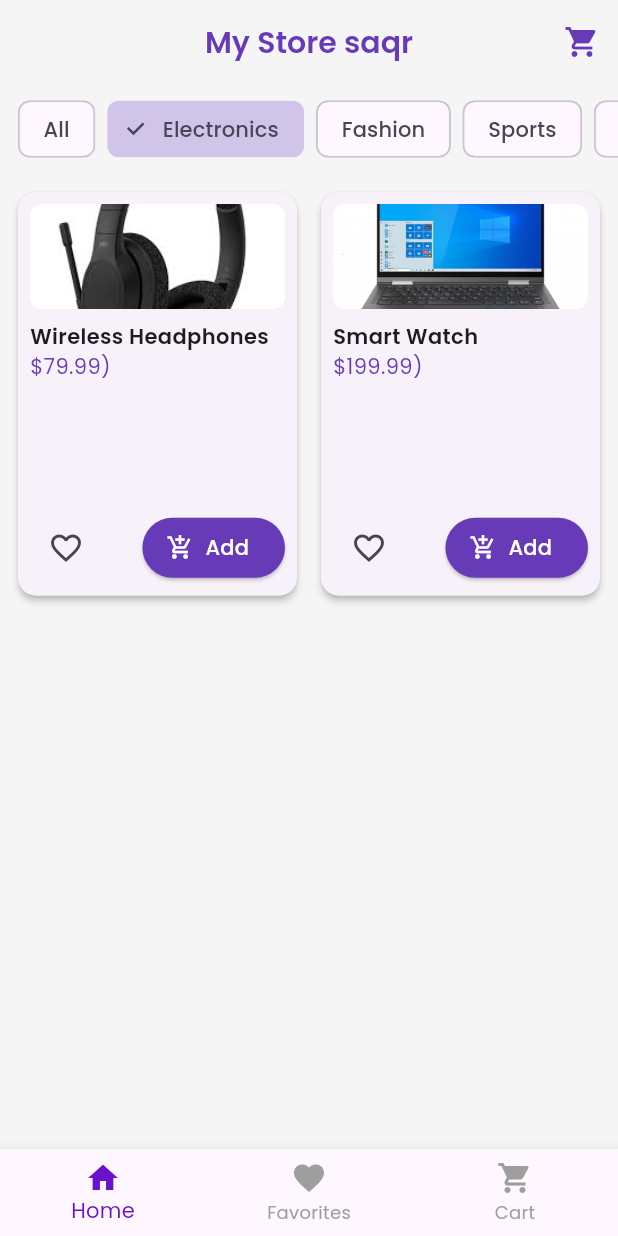
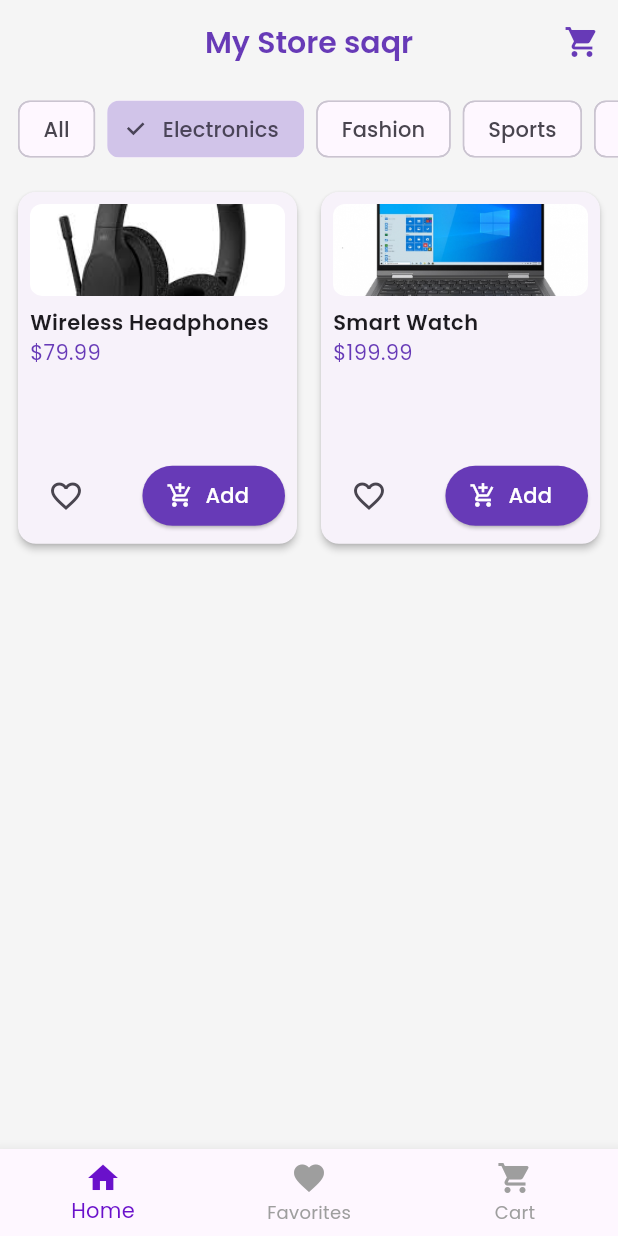
Before and after one commit to saqrsaad/E-Commerce-App, a Flutter app: the screen it shows after launch, after a tap on "Electronics", on a phone screen of 412 x 824 dp. Run offline on Flutter 3.47's test engine with Material 3 defaults, Android fonts, the phone set to English and light mode, and no system bars; our stand-ins replace google_fonts.

```diff
--- a/lib/screens/favorites_screen.dart
+++ b/lib/screens/favorites_screen.dart
@@ -31,7 +31,7 @@ class FavoritesScreen extends StatelessWidget {
               return ListTile(
                 leading: ClipRRect(
                   borderRadius: BorderRadius.circular(8),
-                  child: Image.asset(product.imageUrl, width: 50, height: 50, fit: BoxFit.cover),
+                  child: Image.asset(product.imageUrl, width: 60, height: 60, fit: BoxFit.cover),
                 ),
                 title: Text(product.name),
                 subtitle: Text('\$${product.price.toStringAsFixed(2)}'),
--- a/lib/screens/home_screen.dart
+++ b/lib/screens/home_screen.dart
@@ -1,6 +1,5 @@
 import 'package:flutter/material.dart';
 import 'package:provider/provider.dart';
-//import 'package:provider/provider.dart';
 import '../providers/product_provider.dart';
 import '../providers/cart_provider.dart';
 import '../widgets/product_card.dart';
@@ -21,10 +20,7 @@ class HomeScreen extends StatelessWidget {
                 IconButton(
                   icon: const Icon(Icons.shopping_cart),
                   onPressed: () {
-                    // Switch to cart tab via BottomNavigationBar (handled in main.dart)
-                    // We can't directly switch, so we just emit no action; the parent controls navigation.
-                    // Alternatively we could call DefaultTabController? Not needed. We'll just go to cart screen via the bottom bar.
-                  },
+                                 },
                 ),
                 if (cart.itemCount > 0)
                   Positioned(
@@ -82,7 +78,7 @@ class HomeScreen extends StatelessWidget {
                 padding: const EdgeInsets.all(8),
                 gridDelegate: const SliverGridDelegateWithFixedCrossAxisCount(
                   crossAxisCount: 2,
-                  childAspectRatio: 0.7,
+                  childAspectRatio: 0.8,
                   crossAxisSpacing: 8,
                   mainAxisSpacing: 8,
                 ),
--- a/lib/widgets/cart_item_tile.dart
+++ b/lib/widgets/cart_item_tile.dart
@@ -1,6 +1,5 @@
 import 'package:flutter/material.dart';
 import 'package:provider/provider.dart';
-//import 'package:provider/provider.dart';
 import '../models/cart_item.dart';
 import '../providers/cart_provider.dart';
 
@@ -17,8 +16,7 @@ class CartItemTile extends StatelessWidget {
     return ListTile(
       leading: ClipRRect(
         borderRadius: BorderRadius.circular(8),
-        //child: Image.network(product.imageUrl, width: 50, height: 50, fit: BoxFit.cover),
-        child: Image.asset(product.imageUrl, width: 70, height: 70, fit: BoxFit.cover),
+       child:SizedBox(width: 70, height: 70, child: Image.asset(product.imageUrl, fit: BoxFit.cover)),
       ),
       title: Text(product.name),
       subtitle: Text('\$${product.price.toStringAsFixed(2)} each'),
--- a/lib/widgets/product_card.dart
+++ b/lib/widgets/product_card.dart
@@ -14,40 +14,57 @@ class ProductCard extends StatelessWidget {
       elevation: 2,
       shape: RoundedRectangleBorder(borderRadius: BorderRadius.circular(12)),
       child: Padding(
-        padding: const EdgeInsets.all(8.0),
+        padding: const EdgeInsets.all(8),
         child: Column(
           crossAxisAlignment: CrossAxisAlignment.stretch,
           children: [
-            // Product image
-            ClipRRect(
-              borderRadius: BorderRadius.circular(8),
-              //child: Image.network(product.imageUrl, height: 100, fit: BoxFit.cover),
-             child: Image.asset(product.imageUrl, width: 70, height: 70, fit: BoxFit.cover),
+            // صورة المنتج مرنة باستخدام Expanded + AspectRatio
+            Expanded(
+              child: ClipRRect(
+                borderRadius: BorderRadius.circular(8),
+                child: AspectRatio(
+                  aspectRatio: 1, // نسبة مربعة، ممكن تغييرها حسب الحاجة
+                  child: Image.asset(product.imageUrl, fit: BoxFit.cover)
+                ),
+              ),
             ),
             const SizedBox(height: 8),
-            // Name and price
-            Text(product.name, style: const TextStyle(fontWeight: FontWeight.w600)),
-            Text('\$${product.price.toStringAsFixed(2)})', style: const TextStyle(color: Colors.deepPurple)),
-            const Spacer(),
+            // اسم المنتج
+            Text(
+              product.name,
+              style: const TextStyle(fontWeight: FontWeight.w600),
+            ),
+            // السعر
+            Text(
+              '\$${product.price.toStringAsFixed(2)}',
+              style: const TextStyle(color: Colors.deepPurple),
+            ),
+            const Spacer(), // يدفع الأزرار للأسفل
             Row(
               mainAxisAlignment: MainAxisAlignment.spaceBetween,
               children: [
-                // Wrapping only the heart icon with Consumer<FavoritesProvider>
+                // قلب المفضلة
                 Consumer<FavoritesProvider>(
                   builder: (context, favProvider, _) => IconButton(
                     icon: Icon(
-                      favProvider.isFavorite(product) ? Icons.favorite : Icons.favorite_border,
+                      favProvider.isFavorite(product)
+                          ? Icons.favorite
+                          : Icons.favorite_border,
                       color: favProvider.isFavorite(product) ? Colors.red : null,
                     ),
                     onPressed: () => favProvider.toggleFavorite(product),
                   ),
                 ),
-                // Add to cart button – uses listen: false to avoid rebuilding
+                // زر الإضافة إلى السلّة
                 ElevatedButton.icon(
-                  onPressed: () => Provider.of<CartProvider>(context, listen: false).addToCart(product),
+                  onPressed: () =>
+                      Provider.of<CartProvider>(context, listen: false).addToCart(product),
                   icon: const Icon(Icons.add_shopping_cart, size: 18),
                   label: const Text('Add'),
-                  style: ElevatedButton.styleFrom(foregroundColor: Colors.white, backgroundColor: Colors.deepPurple),
+                  style: ElevatedButton.styleFrom(
+                    foregroundColor: Colors.white,
+                    backgroundColor: Colors.deepPurple,
+                  ),
                 ),
               ],
             ),
```
Also changed, not shown: assets/images/leather_jacket.png (renamed from assets/images/leather_jacke.png), 1 other file.
